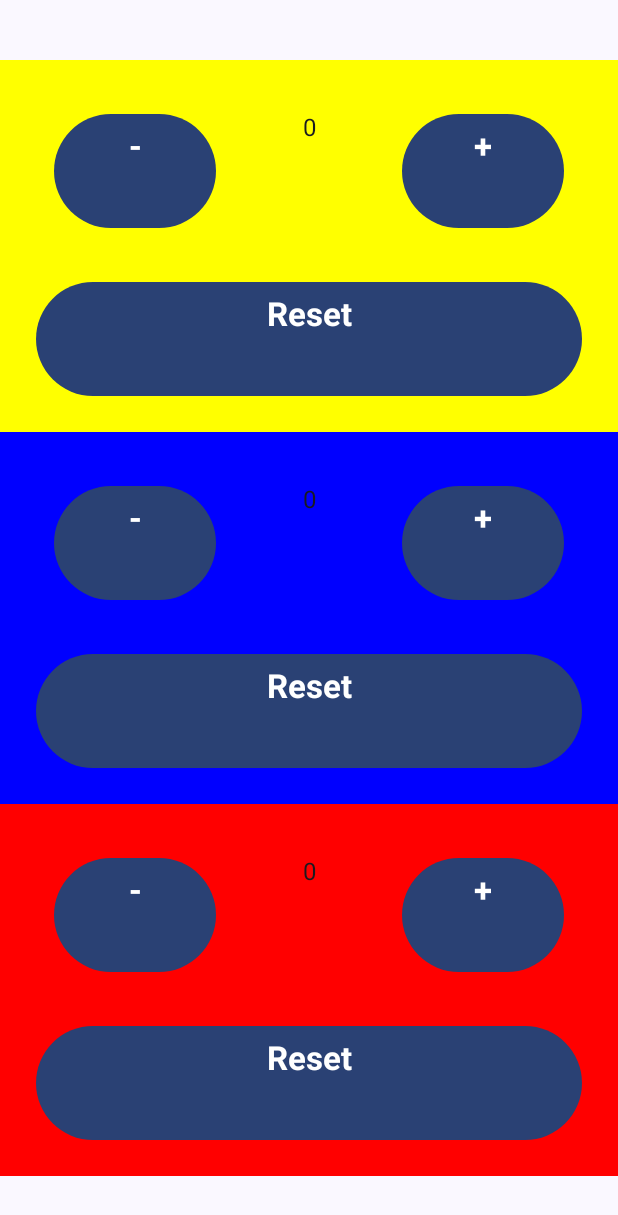
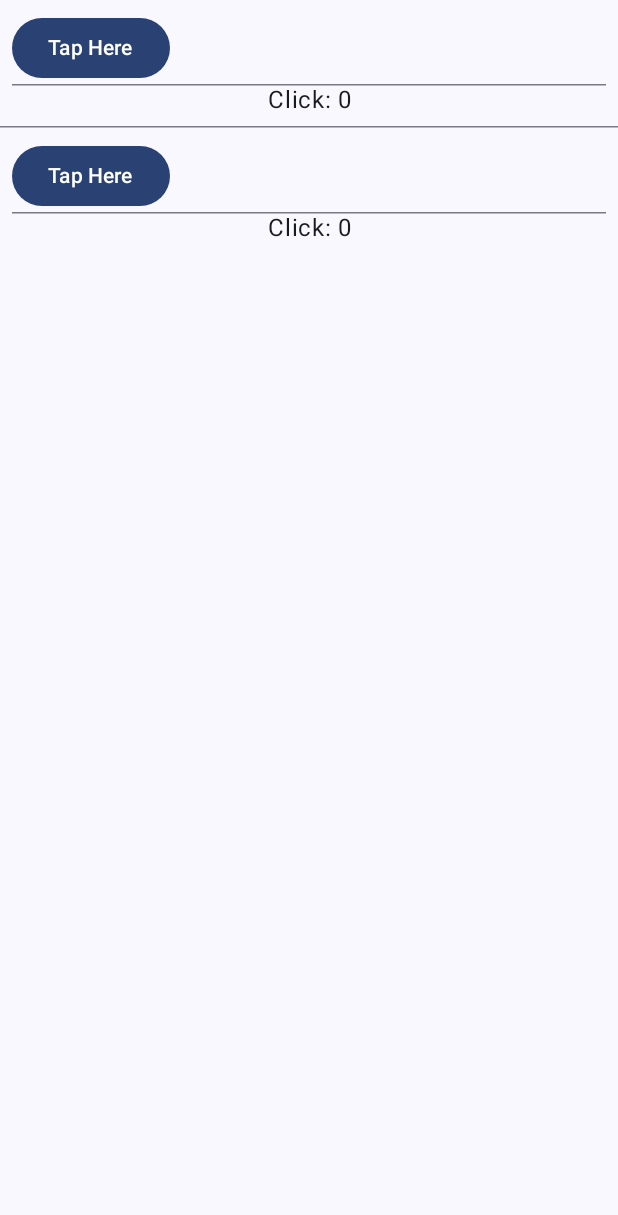
Before and after one commit to DavidMerchan93/ComposePatterns, an Android app built with Jetpack Compose: the screen it shows after launch (MainActivity), on a phone screen of 412 x 824 dp. Shown: the top 1215 px of the screen. Run offline under Robolectric (Android 15) with nearby library versions, the phone set to English and light mode, and no system bars.

Commit message:
- Simple implementation of Decorator Pattern

```diff
--- a/app/src/main/java/com/davidmerchan/composepatterns/MainActivity.kt
+++ b/app/src/main/java/com/davidmerchan/composepatterns/MainActivity.kt
@@ -13,6 +13,7 @@ import androidx.compose.ui.Modifier
 import androidx.compose.ui.tooling.preview.Preview
 import com.davidmerchan.composepatterns.patterns.builder_pattern.DynamicFormScreen
 import com.davidmerchan.composepatterns.patterns.compound_component.UserProfileScreen
+import com.davidmerchan.composepatterns.patterns.decorator_pattern.DecoratorCounterScreen
 import com.davidmerchan.composepatterns.patterns.slot_pattern.ProfileScreen
 import com.davidmerchan.composepatterns.patterns.state_hoisting.CounterScreen
 import com.davidmerchan.composepatterns.patterns.wrapper.ValidatorFormScreen
@@ -24,7 +25,7 @@ class MainActivity : ComponentActivity() {
         enableEdgeToEdge()
         setContent {
             ComposePatternsTheme {
-                CounterScreen()
+                DecoratorCounterScreen()
             }
         }
     }
--- /dev/null
+++ b/app/src/main/java/com/davidmerchan/composepatterns/patterns/decorator_pattern/ClickCounter.kt
@@ -0,0 +1,121 @@
+package com.davidmerchan.composepatterns.patterns.decorator_pattern
+
+import android.text.style.ClickableSpan
+import androidx.compose.animation.core.animateFloatAsState
+import androidx.compose.foundation.gestures.detectTapGestures
+import androidx.compose.foundation.layout.Box
+import androidx.compose.foundation.layout.Column
+import androidx.compose.foundation.layout.fillMaxSize
+import androidx.compose.foundation.layout.fillMaxWidth
+import androidx.compose.foundation.layout.padding
+import androidx.compose.foundation.layout.size
+import androidx.compose.material3.Button
+import androidx.compose.material3.HorizontalDivider
+import androidx.compose.material3.MaterialTheme
+import androidx.compose.material3.Scaffold
+import androidx.compose.material3.Text
+import androidx.compose.runtime.Composable
+import androidx.compose.runtime.getValue
+import androidx.compose.runtime.mutableIntStateOf
+import androidx.compose.runtime.mutableStateOf
+import androidx.compose.runtime.remember
+import androidx.compose.runtime.setValue
+import androidx.compose.ui.Alignment
+import androidx.compose.ui.Modifier
+import androidx.compose.ui.draw.scale
+import androidx.compose.ui.input.pointer.pointerInput
+import androidx.compose.ui.text.style.TextAlign
+import androidx.compose.ui.unit.dp
+
+/**
+ * Este patron nos ayuda adicionar funcionalidades a nuestros componentes
+ * de forma dinamica (decoradores) sin la necesidad de alterar la
+ * estructura en si del componente base.
+ *
+ * En este ejemplo vamos a crear 2 decoradores, un boton con una animacion y otro con un contador
+ */
+@Composable
+fun ClickCounterDecorator(
+    modifier: Modifier = Modifier,
+    count: Int,
+    content: @Composable () -> Unit
+) {
+    Column(
+        modifier = modifier
+    ) {
+        content()
+        HorizontalDivider()
+        Text(
+            modifier = Modifier.fillMaxWidth(),
+            textAlign = TextAlign.Center,
+            text = "Click: $count",
+            style = MaterialTheme.typography.bodyLarge
+        )
+    }
+}
+
+@Composable
+fun PulseEffectDecorator(
+    modifier: Modifier = Modifier,
+    isPressed: Boolean,
+    content: @Composable () -> Unit
+) {
+    val scale by animateFloatAsState(if (isPressed) 2f else 1f, label = "hello")
+    Box(
+        modifier = modifier
+            .scale(scale)
+            .padding(8.dp),
+        contentAlignment = Alignment.Center
+    ) {
+        content()
+    }
+}
+
+/**
+ * Ahora creamos el componente principal que se encargara de envolver ambos decoradores,
+ * en caso de agregar mas decoradores podemos ir añadiendolos en este codigo,
+ * sin la necesidad de alterar el elemento base
+ */
+@Composable
+fun DecoratedButton(onClick: () -> Unit) {
+    var counter by remember { mutableIntStateOf(0) }
+    var isPressed by remember { mutableStateOf(false) }
+
+    PulseEffectDecorator(isPressed = isPressed) {
+        ClickCounterDecorator(count = counter) {
+            Button(
+                onClick = {
+                    counter++
+                    onClick()
+                },
+                modifier = Modifier.pointerInput(Unit) {
+                    detectTapGestures(
+                        onPress = {
+                            isPressed = true
+                            tryAwaitRelease()
+                            isPressed = false
+                        }
+                    )
+                }
+            ) {
+                Text("Tap Here")
+            }
+        }
+    }
+}
+
+// Ya por ultimo solo nos queda usar nuestro elemento decorado
+@Composable
+fun DecoratorCounterScreen(modifier: Modifier = Modifier) {
+    Scaffold(modifier = modifier.fillMaxSize()) {
+        Column(modifier = Modifier.padding(it)) {
+            DecoratedButton {
+                println("Click")
+            }
+            HorizontalDivider()
+            DecoratedButton {
+                println("Click")
+            }
+        }
+    }
+}
```
